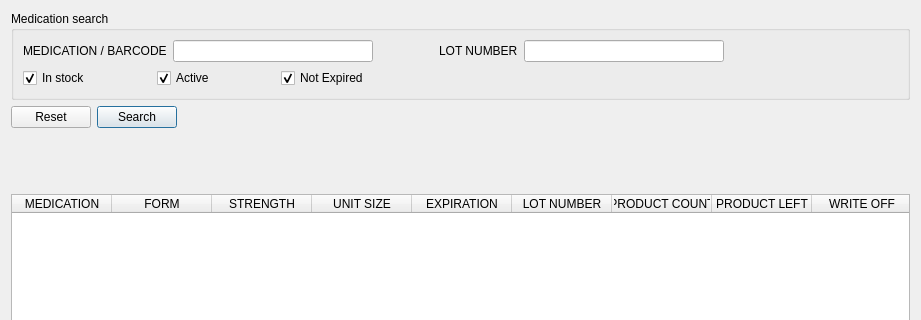
Above: src/inventoryframe.ui from kyledevans/Medicine-Track before the change; both pictures show x 0 to 921 and y 0 to 320 of the 921 by 655 pixel window. Below: the same form after it.
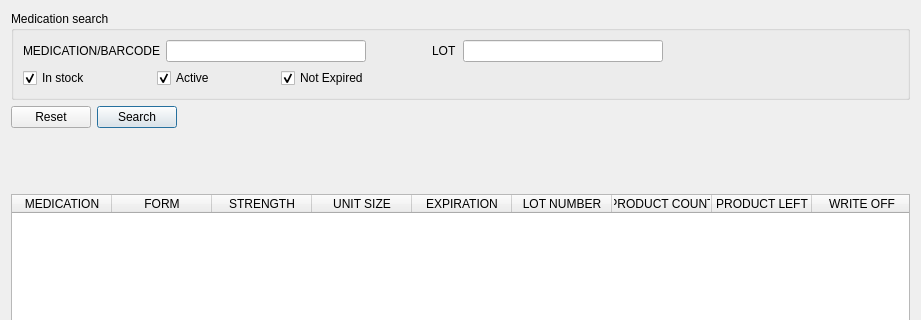
That is the form after the change.

Diff of the .ui file:
```diff
--- a/src/inventoryframe.ui
+++ b/src/inventoryframe.ui
@@ -31,7 +31,7 @@
            <string comment="MEDICATION/BARCODE SEARCH"/>
           </property>
           <property name="text">
-           <string>MEDICATION / BARCODE</string>
+           <string comment="MEDICATION/BARCODE SEARCH LABEL">MEDICATION/BARCODE</string>
           </property>
          </widget>
         </item>
@@ -50,10 +50,7 @@
            </size>
           </property>
           <property name="toolTip">
-           <string comment="MEDICATION/BARCODE SEARCH"/>
-          </property>
-          <property name="text">
-           <string notr="true"/>
+           <string comment="MEDICATION/BARCODE SEARCH TOOLTIP">MEDICATION/BARCODE</string>
           </property>
          </widget>
         </item>
@@ -79,7 +76,7 @@
            <string comment="LOT SEARCH TOOLTIP"/>
           </property>
           <property name="text">
-           <string comment="LOT SEARCH LABEL">LOT NUMBER</string>
+           <string comment="LOT SEARCH LABEL">LOT</string>
           </property>
          </widget>
         </item>
```
Left out of the diff: 24 changed lines with no effect on the pictures.
